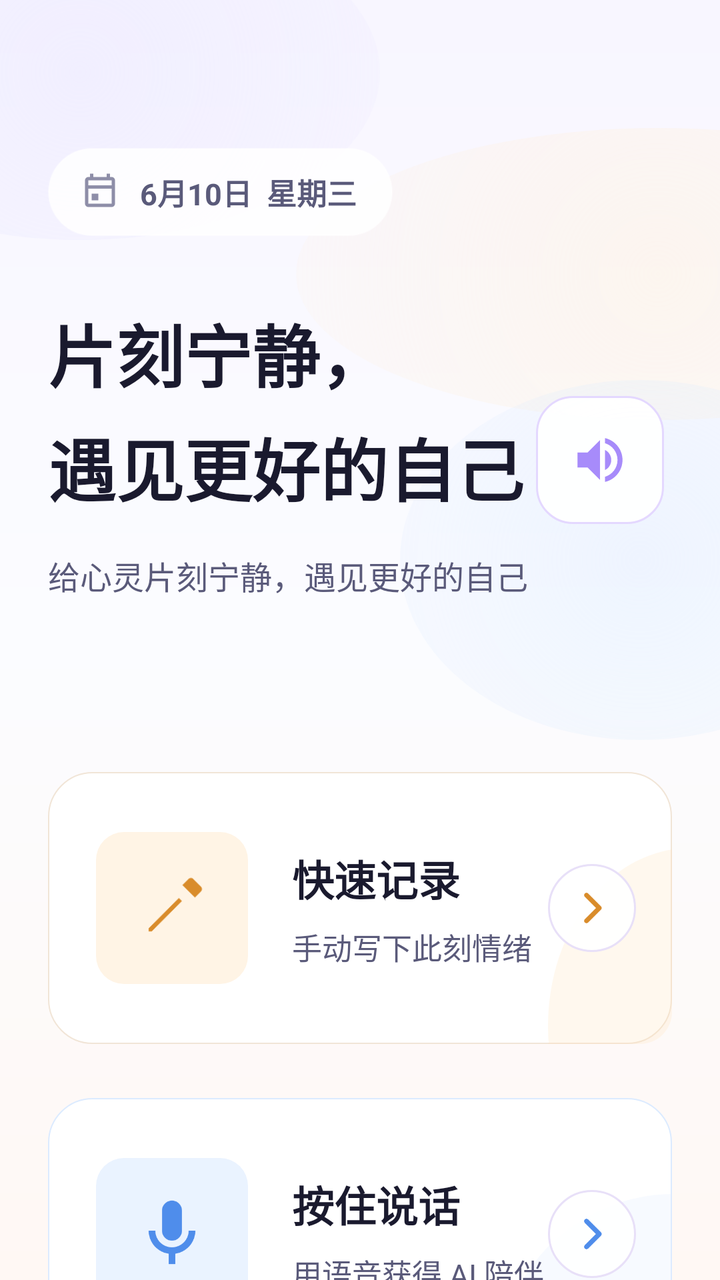
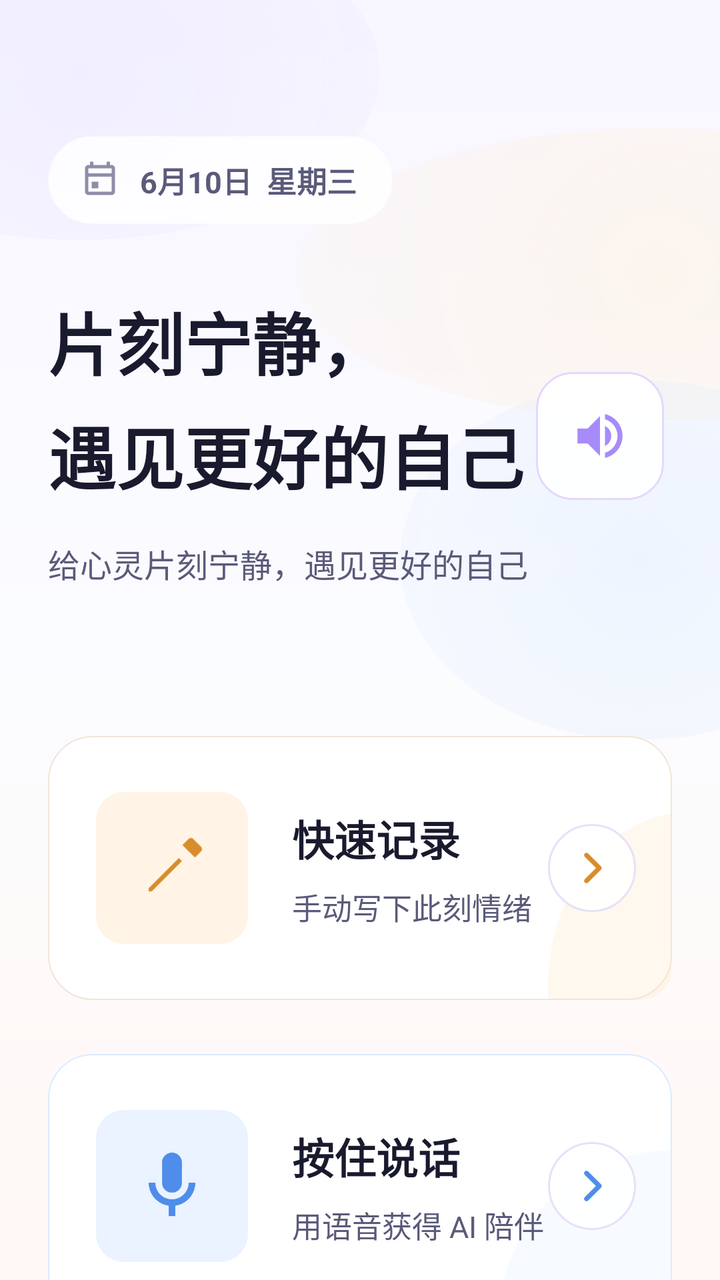

An Android layout rendered at two revisions. The XML below is the earlier revision; the diff shows what the commit changed to produce the second picture.
<!-- AndroidManifest.xml: application theme Theme.EmoScope -->
<!-- res/layout/fragment_radar.xml -->
<?xml version="1.0" encoding="utf-8"?>
<androidx.constraintlayout.widget.ConstraintLayout xmlns:android="http://schemas.android.com/apk/res/android"
    xmlns:app="http://schemas.android.com/apk/res-auto"
    android:layout_width="match_parent"
    android:layout_height="match_parent"
    android:background="@drawable/bg_home_canvas">

    <androidx.core.widget.NestedScrollView
        android:id="@+id/radarScroll"
        android:layout_width="match_parent"
        android:layout_height="0dp"
        android:clipToPadding="false"
        android:paddingStart="24dp"
        android:paddingEnd="24dp"
        android:paddingBottom="138dp"
        android:scrollbars="none"
        app:layout_constraintBottom_toBottomOf="parent"
        app:layout_constraintTop_toTopOf="parent">

        <LinearLayout
            android:id="@+id/llScrollContent"
            android:layout_width="match_parent"
            android:layout_height="wrap_content"
            android:orientation="vertical"
            android:paddingTop="74dp">

            <FrameLayout
                android:layout_width="match_parent"
                android:layout_height="312dp">

                <LinearLayout
                    android:layout_width="match_parent"
                    android:layout_height="wrap_content"
                    android:orientation="vertical">

                    <LinearLayout
                        android:id="@+id/topToolbar"
                        android:layout_width="wrap_content"
                        android:layout_height="44dp"
                        android:background="@drawable/bg_home_date_pill"
                        android:gravity="center_vertical"
                        android:orientation="horizontal"
                        android:paddingStart="16dp"
                        android:paddingEnd="18dp">

                        <ImageView
                            android:layout_width="20dp"
                            android:layout_height="20dp"
                            android:contentDescription="日期"
                            android:src="@drawable/ic_history"
                            app:tint="@color/glass_ink_muted" />

                        <TextView
                            android:id="@+id/tvDateTop"
                            android:layout_width="wrap_content"
                            android:layout_height="wrap_content"
                            android:layout_marginStart="10dp"
                            android:text="6月10日  星期三"
                            android:textColor="@color/glass_ink_soft"
                            android:textSize="15sp"
                            android:textStyle="bold" />
                    </LinearLayout>

                    <TextView
                        android:id="@+id/tvDynamicGreeting"
                        android:layout_width="match_parent"
                        android:layout_height="wrap_content"
                        android:layout_marginTop="34dp"
                        android:lineSpacingExtra="8dp"
                        android:text="@string/greeting_default"
                        android:textColor="@color/glass_ink"
                        android:textSize="34sp"
                        android:textStyle="bold" />

                    <TextView
                        android:layout_width="match_parent"
                        android:layout_height="wrap_content"
                        android:layout_marginTop="18dp"
                        android:text="给心灵片刻宁静，遇见更好的自己"
                        android:textColor="@color/glass_ink_soft"
                        android:textSize="16sp" />
                </LinearLayout>

                <com.google.android.material.card.MaterialCardView
                    android:id="@+id/btnTtsToggle"
                    android:layout_width="64dp"
                    android:layout_height="64dp"
                    android:layout_gravity="end|center_vertical"
                    android:layout_marginEnd="4dp"
                    android:clickable="true"
                    android:contentDescription="切换语音播报"
                    android:focusable="true"
                    app:cardBackgroundColor="@android:color/transparent"
                    app:cardElevation="0dp"
                    app:shapeAppearance="?attr/shapeAppearanceMediumComponent"
                    app:strokeWidth="0dp">

                    <ImageView
                        android:id="@+id/tvTtsIcon"
                        android:layout_width="match_parent"
                        android:layout_height="match_parent"
                        android:background="@drawable/bg_home_speaker"
                        android:contentDescription="切换语音播报"
                        android:padding="17dp"
                        android:src="@drawable/ic_tts_on"
                        app:tint="@color/glass_violet" />
                </com.google.android.material.card.MaterialCardView>
            </FrameLayout>

            <com.google.android.material.card.MaterialCardView
                android:id="@+id/cvSOS"
                android:layout_width="match_parent"
                android:layout_height="48dp"
                android:layout_marginBottom="14dp"
                android:clickable="true"
                android:focusable="true"
                android:visibility="gone"
                app:cardBackgroundColor="@color/glass_rose_soft"
                app:cardElevation="0dp"
                app:shapeAppearance="?attr/shapeAppearanceMediumComponent"
                app:strokeColor="@color/glass_rose"
                app:strokeWidth="1dp">

                <LinearLayout
                    android:layout_width="match_parent"
                    android:layout_height="match_parent"
                    android:gravity="center_vertical"
                    android:orientation="horizontal"
                    android:paddingHorizontal="16dp">

                    <ImageView
                        android:layout_width="18dp"
                        android:layout_height="18dp"
                        android:contentDescription="紧急干预"
                        android:src="@drawable/ic_sos" />

                    <TextView
                        android:id="@+id/btnSOS"
                        android:layout_width="0dp"
                        android:layout_height="wrap_content"
                        android:layout_marginStart="10dp"
                        android:layout_weight="1"
                        android:text="需要帮助"
                        android:textColor="@color/danger_red"
                        android:textSize="14sp"
                        android:textStyle="bold" />
                </LinearLayout>
            </com.google.android.material.card.MaterialCardView>

            <com.google.android.material.card.MaterialCardView
                android:id="@+id/btnQuickMood"
                android:layout_width="match_parent"
                android:layout_height="136dp"
                android:clickable="true"
                android:focusable="true"
                app:cardBackgroundColor="@android:color/transparent"
                app:cardElevation="0dp"
                app:shapeAppearance="?attr/shapeAppearanceLargeComponent"
                app:strokeWidth="0dp">

                <LinearLayout
                    android:layout_width="match_parent"
                    android:layout_height="match_parent"
                    android:background="@drawable/bg_home_card_record"
                    android:gravity="center_vertical"
                    android:orientation="horizontal"
                    android:paddingStart="24dp"
                    android:paddingEnd="18dp">

                    <ImageView
                        android:layout_width="76dp"
                        android:layout_height="76dp"
                        android:background="@drawable/bg_home_icon_record"
                        android:contentDescription="快速记录"
                        android:padding="18dp"
                        android:src="@drawable/ic_workshop_journal"
                        app:tint="@color/home_entry_record" />

                    <LinearLayout
                        android:layout_width="0dp"
                        android:layout_height="wrap_content"
                        android:layout_marginStart="22dp"
                        android:layout_weight="1"
                        android:orientation="vertical">

                        <TextView
                            android:layout_width="match_parent"
                            android:layout_height="wrap_content"
                            android:text="快速记录"
                            android:textColor="@color/glass_ink"
                            android:textSize="21sp"
                            android:textStyle="bold" />

                        <TextView
                            android:layout_width="match_parent"
                            android:layout_height="wrap_content"
                            android:layout_marginTop="8dp"
                            android:text="手动写下此刻情绪"
                            android:textColor="@color/glass_ink_soft"
                            android:textSize="15sp" />
                    </LinearLayout>

                    <ImageView
                        android:layout_width="44dp"
                        android:layout_height="44dp"
                        android:background="@drawable/bg_home_arrow"
                        android:contentDescription="进入快速记录"
                        android:padding="11dp"
                        android:src="@drawable/ic_arrow_right"
                        app:tint="@color/home_entry_record" />
                </LinearLayout>
            </com.google.android.material.card.MaterialCardView>

            <FrameLayout
                android:layout_width="match_parent"
                android:layout_height="154dp"
                android:layout_marginTop="18dp"
                android:clipChildren="false"
                android:clipToPadding="false">

                <com.google.android.material.card.MaterialCardView
                    android:id="@+id/btnContainerMain"
                    android:layout_width="match_parent"
                    android:layout_height="136dp"
                    android:layout_gravity="center"
                    android:clickable="true"
                    android:focusable="true"
                    app:cardBackgroundColor="@android:color/transparent"
                    app:cardElevation="0dp"
                    app:shapeAppearance="?attr/shapeAppearanceLargeComponent"
                    app:strokeWidth="0dp">

                    <LinearLayout
                        android:layout_width="match_parent"
                        android:layout_height="match_parent"
                        android:background="@drawable/bg_home_card_voice"
                        android:gravity="center_vertical"
                        android:orientation="horizontal"
                        android:paddingStart="24dp"
                        android:paddingEnd="18dp">

                        <ImageView
                            android:layout_width="76dp"
                            android:layout_height="76dp"
                            android:background="@drawable/bg_home_icon_voice"
                            android:contentDescription="语音倾诉"
                            android:padding="18dp"
                            android:src="@drawable/ic_mic"
                            app:tint="@color/home_entry_voice" />

                        <LinearLayout
                            android:layout_width="0dp"
                            android:layout_height="wrap_content"
                            android:layout_marginStart="22dp"
                            android:layout_weight="1"
                            android:orientation="vertical">

                            <TextView
                                android:id="@+id/btnSpeakMain"
                                android:layout_width="match_parent"
                                android:layout_height="wrap_content"
                                android:text="按住说话"
                                android:textColor="@color/glass_ink"
                                android:textSize="21sp"
                                android:textStyle="bold" />

                            <TextView
                                android:layout_width="match_parent"
                                android:layout_height="wrap_content"
                                android:layout_marginTop="8dp"
                                android:text="用语音获得 AI 陪伴"
                                android:textColor="@color/glass_ink_soft"
                                android:textSize="15sp" />
                        </LinearLayout>

                        <ImageView
                            android:layout_width="44dp"
                            android:layout_height="44dp"
                            android:background="@drawable/bg_home_arrow"
                            android:contentDescription="开始语音倾诉"
                            android:padding="11dp"
                            android:src="@drawable/ic_arrow_right"
                            app:tint="@color/home_entry_voice" />
                    </LinearLayout>
                </com.google.android.material.card.MaterialCardView>

                <com.example.emoscope.SonarRippleView
                    android:id="@+id/sonarRipple"
                    android:layout_width="132dp"
                    android:layout_height="132dp"
                    android:layout_gravity="center"
                    android:visibility="gone" />

                <com.example.emoscope.VoiceWaveView
                    android:id="@+id/voiceWaveView"
                    android:layout_width="150dp"
                    android:layout_height="150dp"
                    android:layout_gravity="center"
                    android:visibility="gone" />
            </FrameLayout>

            <com.google.android.material.card.MaterialCardView
                android:id="@+id/cvFaceAnalysis"
                android:layout_width="match_parent"
                android:layout_height="136dp"
                android:layout_marginTop="0dp"
                android:clickable="true"
                android:focusable="true"
                app:cardBackgroundColor="@android:color/transparent"
                app:cardElevation="0dp"
                app:shapeAppearance="?attr/shapeAppearanceLargeComponent"
                app:strokeWidth="0dp">

                <LinearLayout
                    android:layout_width="match_parent"
                    android:layout_height="match_parent"
                    android:background="@drawable/bg_home_card_face"
                    android:gravity="center_vertical"
                    android:orientation="horizontal"
                    android:paddingStart="24dp"
                    android:paddingEnd="18dp">

                    <ImageView
                        android:layout_width="76dp"
                        android:layout_height="76dp"
                        android:background="@drawable/bg_home_icon_face"
                        android:contentDescription="面容分析"
                        android:padding="18dp"
                        android:src="@drawable/ic_face_scan"
                        app:tint="@color/home_entry_face" />

                    <LinearLayout
                        android:layout_width="0dp"
                        android:layout_height="wrap_content"
                        android:layout_marginStart="22dp"
                        android:layout_weight="1"
                        android:orientation="vertical">

                        <TextView
                            android:layout_width="match_parent"
                            android:layout_height="wrap_content"
                            android:text="面容分析"
                            android:textColor="@color/glass_ink"
                            android:textSize="21sp"
                            android:textStyle="bold" />

                        <TextView
                            android:id="@+id/btnOpenFaceCamera"
                            android:layout_width="match_parent"
                            android:layout_height="wrap_content"
                            android:layout_marginTop="8dp"
                            android:text="打开相机识别状态"
                            android:textColor="@color/glass_ink_soft"
                            android:textSize="15sp" />
                    </LinearLayout>

                    <ImageView
                        android:layout_width="44dp"
                        android:layout_height="44dp"
                        android:background="@drawable/bg_home_arrow"
                        android:contentDescription="进入面容分析"
                        android:padding="11dp"
                        android:src="@drawable/ic_arrow_right"
                        app:tint="@color/home_entry_face" />
                </LinearLayout>
            </com.google.android.material.card.MaterialCardView>

            <com.google.android.material.card.MaterialCardView
                android:id="@+id/cvAiResponse"
                android:layout_width="match_parent"
                android:layout_height="wrap_content"
                android:layout_marginTop="18dp"
                android:visibility="gone"
                app:cardBackgroundColor="#F7FFFFFF"
                app:cardElevation="0dp"
                app:shapeAppearance="?attr/shapeAppearanceLargeComponent"
                app:strokeColor="@color/deco_outline_variant"
                app:strokeWidth="1dp">

                <TextView
                    android:id="@+id/tvAiTyping"
                    android:layout_width="match_parent"
                    android:layout_height="wrap_content"
                    android:lineSpacingExtra="5dp"
                    android:padding="18dp"
                    android:textColor="@color/glass_ink"
                    android:textSize="15sp" />
            </com.google.android.material.card.MaterialCardView>
        </LinearLayout>
    </androidx.core.widget.NestedScrollView>

    <ImageView
        android:id="@+id/ivGreetingIcon"
        android:layout_width="0dp"
        android:layout_height="0dp"
        android:importantForAccessibility="no"
        android:visibility="gone" />

</androidx.constraintlayout.widget.ConstraintLayout>
<!-- resources referenced by this layout -->
<resources>
  <color name="danger_red">#EF4444</color>
  <color name="deco_outline_variant">#E4E4E7</color>
  <color name="glass_ink">#1A1A2E</color>
  <color name="glass_ink_muted">#8E8EA8</color>
  <color name="glass_ink_soft">#5A5A7A</color>
  <color name="glass_rose">#F08FA8</color>
  <color name="glass_rose_soft">#FDE8EE</color>
  <color name="glass_violet">#A78BFA</color>
  <color name="home_entry_face">#2FAE91</color>
  <color name="home_entry_record">#D98C2B</color>
  <color name="home_entry_voice">#4F8DEB</color>
  <string name="greeting_default">片刻宁静，\n遇见更好的自己</string>
  <style name="Theme.EmoScope" parent="Base.Theme.EmoScope" />
  <color name="home_entry_face_soft">#E8F8F3</color>
  <color name="home_entry_record_soft">#FFF4E5</color>
  <color name="home_entry_voice_soft">#EAF3FF</color>
  <color name="md_theme_light_primary">#B794F4</color>
  <color name="md_theme_light_onPrimary">#FFFFFF</color>
  <color name="md_theme_light_primaryContainer">#F3F0FF</color>
  <color name="md_theme_light_onPrimaryContainer">#5B21B6</color>
  <color name="md_theme_light_secondary">#64748B</color>
  <color name="md_theme_light_onSecondary">#FFFFFF</color>
  <color name="md_theme_light_secondaryContainer">#F1F5F9</color>
  <color name="md_theme_light_onSecondaryContainer">#334155</color>
  <color name="md_theme_light_tertiary">#0EA5E9</color>
  <color name="md_theme_light_onTertiary">#FFFFFF</color>
  <color name="md_theme_light_tertiaryContainer">#E0F2FE</color>
  <color name="md_theme_light_onTertiaryContainer">#0C4A6E</color>
  <color name="md_theme_light_error">#EF4444</color>
  <color name="md_theme_light_onError">#FFFFFF</color>
  <color name="md_theme_light_errorContainer">#FEE2E2</color>
  <color name="md_theme_light_onErrorContainer">#991B1B</color>
  <color name="md_theme_light_background">#FAFAFA</color>
  <color name="md_theme_light_onBackground">#18181B</color>
  <color name="md_theme_light_surface">#FFFFFF</color>
  <color name="md_theme_light_onSurface">#18181B</color>
  <color name="md_theme_light_surfaceVariant">#F4F4F5</color>
  <color name="md_theme_light_onSurfaceVariant">#71717A</color>
  <color name="md_theme_light_surfaceContainerLowest">#FFFFFF</color>
  <color name="md_theme_light_surfaceContainerLow">#F8F8FA</color>
  <color name="md_theme_light_surfaceContainer">#F4F4F5</color>
  <color name="md_theme_light_surfaceContainerHigh">#EEEEF0</color>
  <color name="md_theme_light_surfaceContainerHighest">#E8E8EB</color>
  <color name="md_theme_light_outline">#D4D4D8</color>
  <color name="md_theme_light_outlineVariant">#E4E4E7</color>
  <color name="md_theme_light_inverseSurface">#18181B</color>
  <color name="md_theme_light_inverseOnSurface">#FAFAFA</color>
  <color name="md_theme_light_inversePrimary">#C4B5FD</color>
  <style name="ShapeAppearance.EmoScope.Small" parent="ShapeAppearance.Material3.SmallComponent">
          <item name="cornerFamily">rounded</item>
          <item name="cornerSize">8dp</item>
      </style>
  <style name="ShapeAppearance.EmoScope.Medium" parent="ShapeAppearance.Material3.MediumComponent">
          <item name="cornerFamily">rounded</item>
          <item name="cornerSize">12dp</item>
      </style>
  <style name="ShapeAppearance.EmoScope.Large" parent="ShapeAppearance.Material3.LargeComponent">
          <item name="cornerFamily">rounded</item>
          <item name="cornerSize">16dp</item>
      </style>
  <style name="Widget.EmoScope.BottomNav" parent="Widget.Material3.BottomNavigationView">
          <item name="materialThemeOverlay">@style/ThemeOverlay.EmoScope.BottomNav</item>
      </style>
  <style name="ThemeOverlay.EmoScope.BottomNav" parent="">
          <item name="colorSurface">@color/md_theme_light_surface</item>
          <item name="android:elevation">0dp</item>
      </style>
  <!-- unchanged entries left out for length: 18 -->
</resources>

<!-- the commit's change to res/layout/fragment_radar.xml (unified diff, before → after) -->
@@ -12,7 +12,7 @@
         android:clipToPadding="false"
         android:paddingStart="24dp"
         android:paddingEnd="24dp"
-        android:paddingBottom="138dp"
+        android:paddingBottom="156dp"
         android:scrollbars="none"
         app:layout_constraintBottom_toBottomOf="parent"
         app:layout_constraintTop_toTopOf="parent">
@@ -22,11 +22,11 @@
             android:layout_width="match_parent"
             android:layout_height="wrap_content"
             android:orientation="vertical"
-            android:paddingTop="74dp">
+            android:paddingTop="68dp">
 
             <FrameLayout
                 android:layout_width="match_parent"
-                android:layout_height="312dp">
+                android:layout_height="300dp">
 
                 <LinearLayout
                     android:layout_width="match_parent"
@@ -150,7 +150,7 @@
             <com.google.android.material.card.MaterialCardView
                 android:id="@+id/btnQuickMood"
                 android:layout_width="match_parent"
-                android:layout_height="136dp"
+                android:layout_height="132dp"
                 android:clickable="true"
                 android:focusable="true"
                 app:cardBackgroundColor="@android:color/transparent"
@@ -213,7 +213,7 @@
 
             <FrameLayout
                 android:layout_width="match_parent"
-                android:layout_height="154dp"
+                android:layout_height="150dp"
                 android:layout_marginTop="18dp"
                 android:clipChildren="false"
                 android:clipToPadding="false">
@@ -221,7 +221,7 @@
                 <com.google.android.material.card.MaterialCardView
                     android:id="@+id/btnContainerMain"
                     android:layout_width="match_parent"
-                    android:layout_height="136dp"
+                    android:layout_height="132dp"
                     android:layout_gravity="center"
                     android:clickable="true"
                     android:focusable="true"
@@ -302,7 +302,7 @@
             <com.google.android.material.card.MaterialCardView
                 android:id="@+id/cvFaceAnalysis"
                 android:layout_width="match_parent"
-                android:layout_height="136dp"
+                android:layout_height="132dp"
                 android:layout_marginTop="0dp"
                 android:clickable="true"
                 android:focusable="true"
@@ -394,6 +394,8 @@
         android:layout_width="0dp"
         android:layout_height="0dp"
         android:importantForAccessibility="no"
-        android:visibility="gone" />
+        android:visibility="gone"
+        app:layout_constraintStart_toStartOf="parent"
+        app:layout_constraintTop_toTopOf="parent" />
 
 </androidx.constraintlayout.widget.ConstraintLayout>
